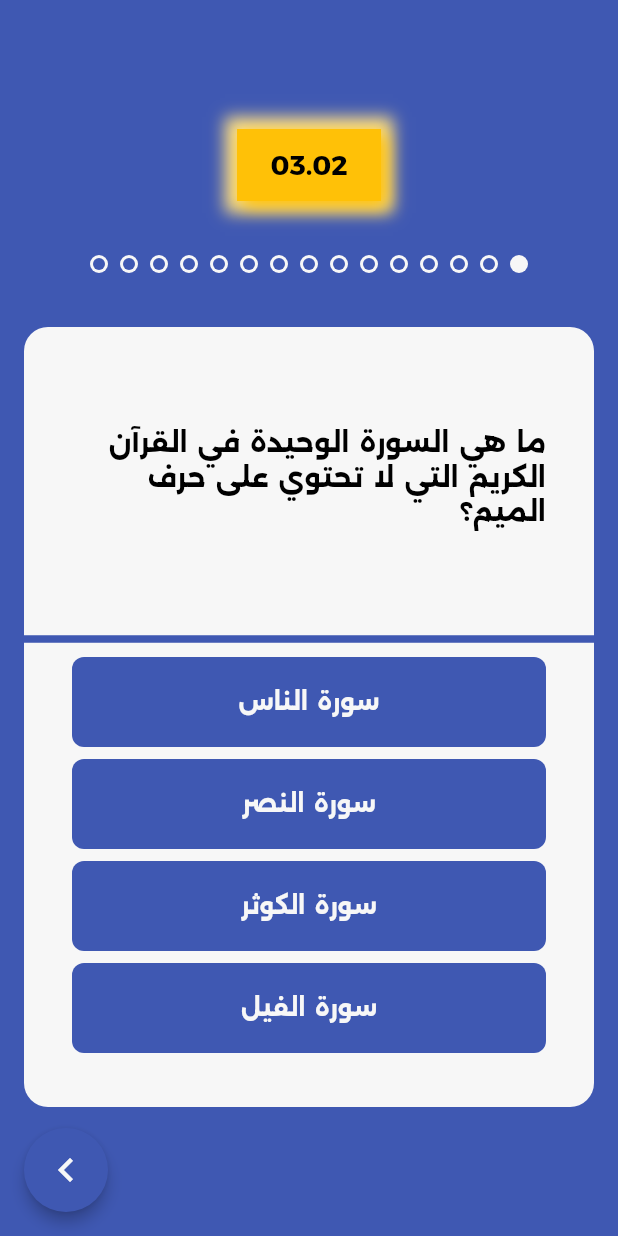
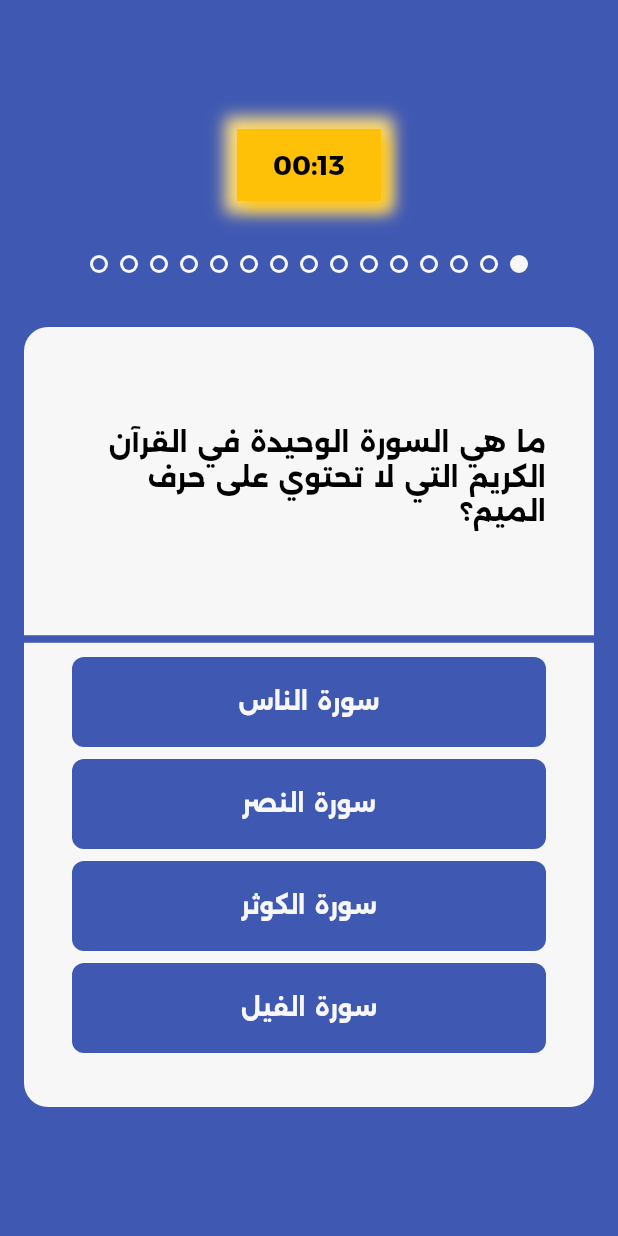
Before and after one commit to mohamed-eid-f/islamic_quiz, a Flutter app: the screen it shows after launch, on a phone screen of 412 x 824 dp. Run offline on Flutter 3.47's test engine with Material 3 defaults, Android fonts, the phone set to English and light mode, and no system bars; our stand-ins replace flutter_riverpod, flutter_screenutil, freezed_annotation, hive, hive_flutter, riverpod_annotation; accounts and stored records are empty; generated files the repository leaves out were written again.

Commit message:
implement timer

```diff
--- a/lib/features/end/presentation/end_view.dart
+++ b/lib/features/end/presentation/end_view.dart
@@ -1,3 +1,5 @@
+import "dart:developer";
+
 import "package:flutter/material.dart";
 import "package:islamic_quiz/core/colors/app_colors.dart";
 import "package:islamic_quiz/features/quiz/presentation/views/quiz_view.dart";
@@ -7,6 +9,7 @@
 
   @override
   Widget build(BuildContext context) {
+    log("END GAME");
     return Scaffold(
       body: Center(
         child: Container(
--- a/lib/features/quiz/presentation/views/quiz_view.dart
+++ b/lib/features/quiz/presentation/views/quiz_view.dart
@@ -1,6 +1,7 @@
+// import "dart:developer";
+
 import "package:flutter/material.dart";
 import "package:flutter_riverpod/flutter_riverpod.dart";
-import "package:islamic_quiz/core/colors/app_colors.dart";
 import "package:islamic_quiz/features/quiz/data/model/question_model.dart";
 
 import "package:islamic_quiz/features/quiz/presentation/view_model/question_provider.dart";
@@ -8,6 +9,7 @@
 import "package:islamic_quiz/features/quiz/presentation/views/widgets/progress.dart";
 import "package:islamic_quiz/features/quiz/presentation/views/widgets/question.dart";
 import "package:islamic_quiz/features/quiz/presentation/views/widgets/timer.dart";
+import "package:islamic_quiz/features/timer/presentation/view_model/timer_provider.dart";
 
 class QuizView extends ConsumerWidget {
   const QuizView({super.key});
@@ -16,30 +18,31 @@
   Widget build(BuildContext context, WidgetRef ref) {
     int index = ref.watch(quizIndexProvider);
     AsyncValue<QuestionModel> question = ref.watch(questionsProvider);
+    Future.delayed(Duration.zero, () {
+      ref.read(timerProvider.notifier).startTimer();
+    });
     return Scaffold(
       body: question.when(
-        data: (data) => _buildQuiz(data, index),
+        data: (data) => _buildQuiz(data),
         error: (e, st) {
-          print(st.toString());
+          debugPrint(st.toString());
           return Center(
-              child: Text(e.toString(),
-                  style: const TextStyle(color: Colors.white)));
+            child: Text(
+              e.toString(),
+              style: const TextStyle(
+                color: Colors.white,
+              ),
+            ),
+          );
         },
         loading: () => const Center(
           child: CircularProgressIndicator(),
         ),
       ),
-      // TODO: for testing only, it should be removed in production
-      floatingActionButton: FloatingActionButton(
-        onPressed: () {
-          ref.read(quizIndexProvider.notifier).nextQuestion();
-        },
-        child: const Icon(Icons.chevron_right_outlined),
-      ),
     );
   }
 
-  Widget _buildQuiz(QuestionModel? question, int index) {
+  Widget _buildQuiz(QuestionModel? question) {
     return Padding(
       padding: const EdgeInsets.all(16.0),
       child: Center(
@@ -47,7 +50,7 @@
           mainAxisSize: MainAxisSize.min,
           children: [
             // TODO: implement timer
-            const Timer(time: "03.02"),
+            const TimerWidget(time: "03.02"),
             const SizedBox(height: 32),
             Progress(questionNo: question!.level),
             const SizedBox(height: 32),
--- a/lib/features/quiz/presentation/views/widgets/question.dart
+++ b/lib/features/quiz/presentation/views/widgets/question.dart
@@ -1,9 +1,6 @@
 import "package:flutter/material.dart";
-import "package:flutter_riverpod/flutter_riverpod.dart";
 import "package:islamic_quiz/core/colors/app_colors.dart";
 import "package:islamic_quiz/features/quiz/data/model/question_model.dart";
-import "package:islamic_quiz/features/quiz/presentation/view_model/question_provider.dart";
-import "package:islamic_quiz/features/quiz/presentation/view_model/quiz_provider.dart";
 import "package:islamic_quiz/features/quiz/presentation/views/widgets/answer_widget.dart";
 
 class QuestionWidget extends StatelessWidget {
--- a/lib/features/quiz/presentation/views/widgets/timer.dart
+++ b/lib/features/quiz/presentation/views/widgets/timer.dart
@@ -1,8 +1,11 @@
 import "package:flutter/material.dart";
+import "package:flutter_riverpod/flutter_riverpod.dart";
 import "package:islamic_quiz/core/colors/app_colors.dart";
+import "package:islamic_quiz/features/timer/presentation/view_model/timer_provider.dart";
+import "package:islamic_quiz/features/timer/presentation/views/widgets/timer_value.dart";
 
-class Timer extends StatelessWidget {
-  const Timer({
+class TimerWidget extends ConsumerWidget {
+  const TimerWidget({
     super.key,
     required this.time,
   });
@@ -10,7 +13,7 @@
   final String time;
 
   @override
-  Widget build(BuildContext context) {
+  Widget build(BuildContext context, WidgetRef ref) {
     return Container(
         decoration: BoxDecoration(
           color: AppColors.timerBackground,
@@ -30,13 +33,8 @@
         ),
         height: 48,
         width: 96,
-        child: Center(
-          child: Text(
-            time,
-            style: Theme.of(context).textTheme.displayMedium!.copyWith(
-                  color: AppColors.fontColor,
-                ),
-          ),
+        child: const Center(
+          child: TimerValue(),
         ));
   }
 }
--- /dev/null
+++ b/lib/features/timer/presentation/views/widgets/timer_value.dart
@@ -0,0 +1,33 @@
+import "dart:developer";
+
+import "package:flutter/material.dart";
+import "package:flutter_riverpod/flutter_riverpod.dart";
+import "package:islamic_quiz/features/timer/presentation/view_model/timer_provider.dart";
+
+class TimerValue extends ConsumerWidget {
+  const TimerValue({super.key});
+
+  @override
+  Widget build(BuildContext context, WidgetRef ref) {
+    final timerState = ref.watch(timerProvider);
+    log(timerState.toString()); // for debugging purposes only
+    return timerState.maybeWhen(
+      data: (value) => Text(
+        formatTimer(value.duration),
+        style: Theme.of(context).textTheme.displayMedium,
+      ),
+      orElse: () => const SizedBox.shrink(),
+    );
+  }
+
+  String formatTimer(int ticks) {
+    final minutes = zeroPaddedTwoDigits((ticks / 60) % 60);
+    final seconds = zeroPaddedTwoDigits(ticks % 60);
+
+    return "$minutes:$seconds";
+  }
+
+  String zeroPaddedTwoDigits(double value) {
+    return value.floor().toString().padLeft(2, "0");
+  }
+}
--- a/lib/main.dart
+++ b/lib/main.dart
@@ -3,9 +3,7 @@
 import "package:flutter_riverpod/flutter_riverpod.dart";
 import "package:hive_flutter/hive_flutter.dart";
 import "package:islamic_quiz/app_localizations.dart";
-import "package:islamic_quiz/features/end/presentation/end_view.dart";
 import "package:islamic_quiz/features/quiz/data/model/question_model.dart";
-// import "package:islamic_quiz/features/quiz/presentation/views/test_view.dart";
 import "package:islamic_quiz/features/quiz/presentation/views/quiz_view.dart";
 import "package:flutter_screenutil/flutter_screenutil.dart";
 import "core/theme/app_theme.dart";
@@ -20,14 +18,12 @@
 
   runApp(
     const ProviderScope(
-      // overrides: [
-      //   questionsRepositoryProvider.overrideWithValue(HiveQuestionsRepository())
-      // ],
-
       child: MyApp(),
     ),
   );
 }
+
+final GlobalKey<NavigatorState> navigatorKey = GlobalKey<NavigatorState>();
 
 class MyApp extends StatelessWidget {
   const MyApp({super.key});
@@ -49,6 +45,7 @@
       ],
       title: "Islamic Quiz",
       theme: appThemeData,
+      navigatorKey: navigatorKey,
       home: const QuizView(),
     );
   }
```
Also changed, not shown: lib/features/quiz/presentation/views/widgets/answer_widget.dart (+5 -5 lines), lib/features/timer/presentation/view_model/ticker.dart (added, +8 -0 lines), lib/features/timer/presentation/view_model/timer_provider.dart (added, +67 -0 lines), lib/features/timer/presentation/view_model/timer_state.dart (added, +32 -0 lines), lib/features/timer/presentation/views/timer_view.dart (added, +23 -0 lines), lib/features/timer/presentation/views/widgets/action_buttons.dart (added, +78 -0 lines), lib/features/timer/presentation/view_model/timer_provider.g.dart (added).
